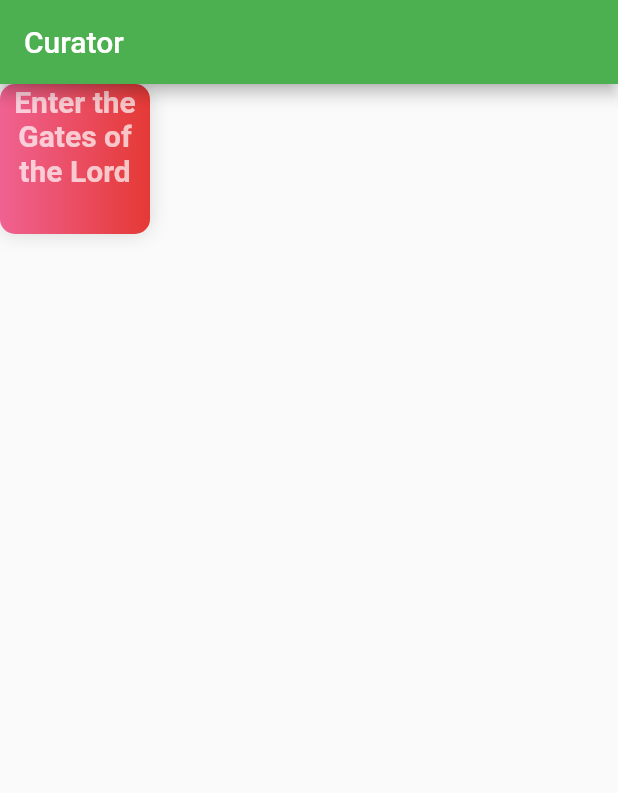
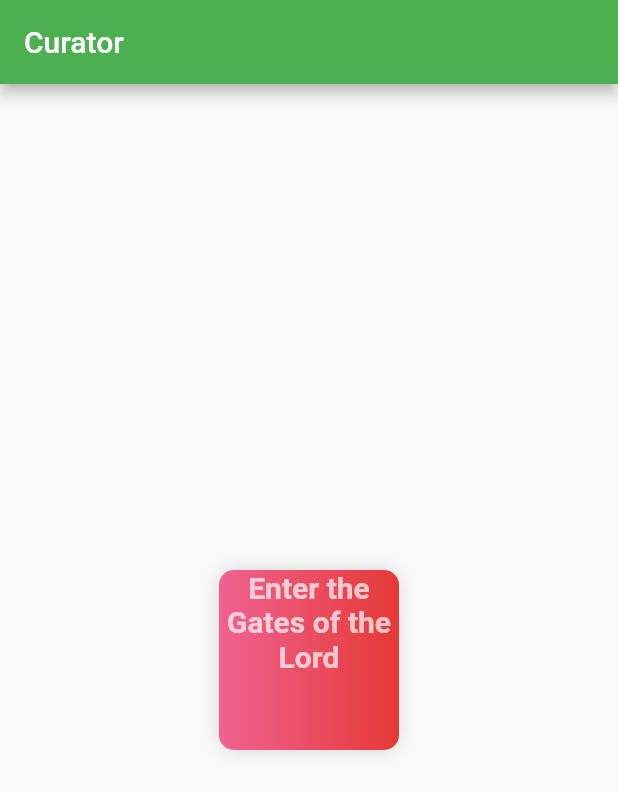
Before and after one commit to Xavier-Charles/curator, a Flutter app: the screen it shows after launch, on a phone screen of 412 x 824 dp. Shown: the top 793 px of the screen. Run offline on Flutter 3.47's test engine with Material 2 defaults, Android fonts, the phone set to English and light mode, and no system bars.

Commit message:
Center container

```diff
--- a/lib/main.dart
+++ b/lib/main.dart
@@ -16,9 +16,10 @@ class HomePage extends StatelessWidget {
       appBar: AppBar(
         title: Text("Curator"),
       ),
-      body: Container(
-        width: 100,
-        height: 100,
+      body: Center(
+        child: Container(
+        width: 120,
+        height: 120,
         alignment: Alignment.topLeft,
         decoration: BoxDecoration(
           color: Colors.red[400],
@@ -41,6 +42,8 @@ class HomePage extends StatelessWidget {
           ),
         ),
       ),
+      )
+
     );
   }
 }
```
